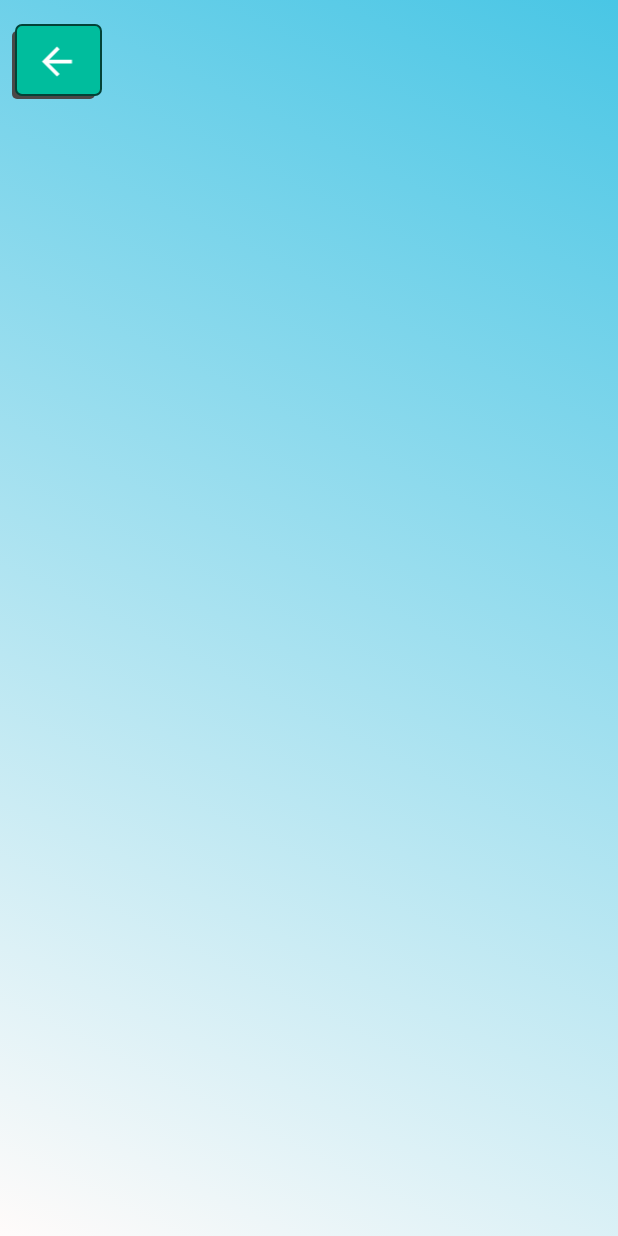
After one commit to michal1702/VR_Labirynth, an Android app: the LoadGameActivity screen opened directly, with no data from a screen before it, on a phone screen of 412 x 824 dp. The commit adds this screen. Run offline under Robolectric (Android 15) with nearby library versions, the phone set to English and light mode, and no system bars.

Commit message:
added load game empty activity

```diff
--- a/app/src/main/AndroidManifest.xml
+++ b/app/src/main/AndroidManifest.xml
@@ -11,9 +11,13 @@
         android:roundIcon="@mipmap/ic_launcher_round"
         android:supportsRtl="true"
         android:theme="@style/Theme.VR_Labirynth">
-        <activity android:name=".activities.HighScoresActivity"
+        <activity android:name=".activities.LoadGameActivity"
             android:parentActivityName=".activities.MainActivity"
             android:screenOrientation="portrait"/>
+        <activity
+            android:name=".activities.HighScoresActivity"
+            android:parentActivityName=".activities.MainActivity"
+            android:screenOrientation="portrait" />
         <activity
             android:name=".activities.GameActivity"
             android:parentActivityName=".activities.MainActivity"
--- /dev/null
+++ b/app/src/main/java/pl/polsl/vr_labirynth/activities/LoadGameActivity.kt
@@ -0,0 +1,40 @@
+package pl.polsl.vr_labirynth.activities
+
+import android.graphics.drawable.Drawable
+import android.os.Build
+import androidx.appcompat.app.AppCompatActivity
+import android.os.Bundle
+import android.view.View
+import pl.polsl.vr_labirynth.databinding.ActivityLoadGameBinding
+import pl.polsl.vr_labirynth.interfaces.IBackgroundAnimation
+import pl.polsl.vr_labirynth.interfaces.ITouchAnimation
+
+class LoadGameActivity() : AppCompatActivity(), IBackgroundAnimation, ITouchAnimation {
+
+    override val animationBackground: Drawable by lazy { binding.loadGameLayout.background }
+    private lateinit var binding:ActivityLoadGameBinding
+
+    private val backButtonOnClickListener = View.OnClickListener { backButtonClicked() }
+
+    override fun onCreate(savedInstanceState: Bundle?) {
+        super.onCreate(savedInstanceState)
+
+        if(Build.VERSION.SDK_INT >= Build.VERSION_CODES.R)
+            window.setDecorFitsSystemWindows(false)
+        else
+            window.decorView.systemUiVisibility = View.SYSTEM_UI_FLAG_FULLSCREEN
+
+        binding = ActivityLoadGameBinding.inflate(layoutInflater)
+        setContentView(binding.root)
+
+        imageButtonTouched(binding.backButton)
+        binding.backButton.setOnClickListener(backButtonOnClickListener)
+    }
+
+    /**
+     * Back button clicked action. Closes an activity.
+     */
+    private fun backButtonClicked(){
+        this.finish()
+    }
+}
--- a/app/src/main/java/pl/polsl/vr_labirynth/activities/MainActivity.kt
+++ b/app/src/main/java/pl/polsl/vr_labirynth/activities/MainActivity.kt
@@ -20,6 +20,7 @@ class MainActivity : AppCompatActivity(), IBackgroundAnimation, ITouchAnimation
     private val exitButtonClickListener =  View.OnClickListener{ exitButtonClicked() }
     private val newGameButtonClickListener = View.OnClickListener { newGameButtonClicked() }
     private val highScoresButtonClickListener = View.OnClickListener { highScoresButtonClicked() }
+    private val loadGameButtonClickListener = View.OnClickListener { loadGameButtonClicked() }
 
     @SuppressLint("ClickableViewAccessibility")
     override fun onCreate(savedInstanceState: Bundle?) {
@@ -37,6 +38,7 @@ class MainActivity : AppCompatActivity(), IBackgroundAnimation, ITouchAnimation
         binding.exitButton.setOnClickListener(exitButtonClickListener)
         binding.newGameButton.setOnClickListener(newGameButtonClickListener)
         binding.highScoresButton.setOnClickListener(highScoresButtonClickListener)
+        binding.loadButton.setOnClickListener(loadGameButtonClickListener)
     }
 
     /**
@@ -62,4 +64,12 @@ class MainActivity : AppCompatActivity(), IBackgroundAnimation, ITouchAnimation
         val highScoresIntent = Intent(this, HighScoresActivity::class.java)
         startActivity(highScoresIntent)
     }
+
+    /**
+     * Method opens load game activity
+     */
+    private fun loadGameButtonClicked(){
+        val loadGameIntent = Intent(this, LoadGameActivity::class.java)
+        startActivity(loadGameIntent)
+    }
 }
--- /dev/null
+++ b/app/src/main/res/layout/activity_load_game.xml
@@ -0,0 +1,24 @@
+<?xml version="1.0" encoding="utf-8"?>
+<androidx.constraintlayout.widget.ConstraintLayout xmlns:android="http://schemas.android.com/apk/res/android"
+    xmlns:app="http://schemas.android.com/apk/res-auto"
+    xmlns:tools="http://schemas.android.com/tools"
+    android:id="@+id/loadGameLayout"
+    android:background="@drawable/gradient_list"
+    android:layout_width="match_parent"
+    android:layout_height="match_parent"
+    tools:context=".activities.LoadGameActivity">
+
+    <ImageButton
+        android:id="@+id/backButton"
+        android:layout_width="60dp"
+        android:layout_height="50dp"
+
+        android:scaleType="fitCenter"
+        android:layout_marginStart="8dp"
+        android:layout_marginTop="16dp"
+        android:background="@drawable/buttons_background"
+        app:layout_constraintStart_toStartOf="parent"
+        app:layout_constraintTop_toTopOf="parent"
+        app:srcCompat="@drawable/abc_vector_test" />
+
+</androidx.constraintlayout.widget.ConstraintLayout>
```
